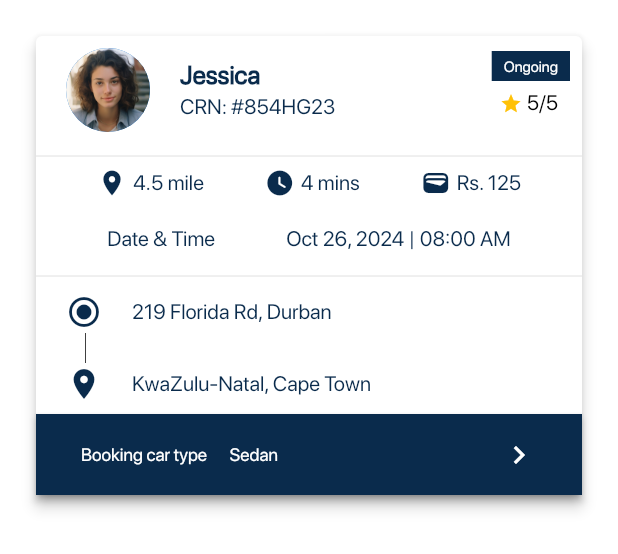
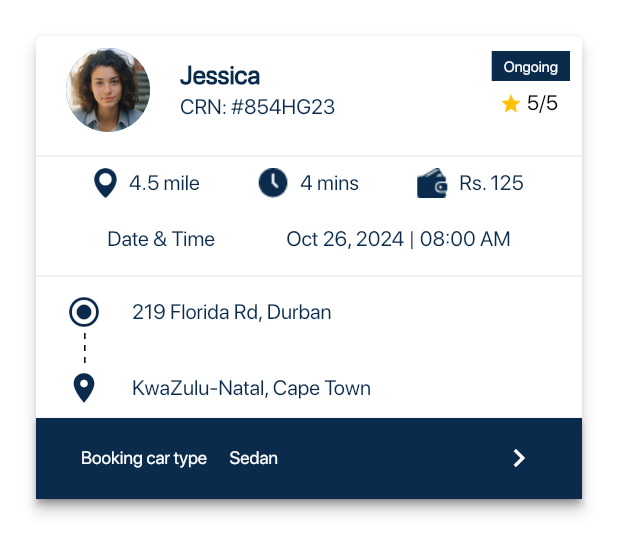
Before and after one commit to Rayarmohan/Taxi-Passinger-App, a Flutter app: the BookingCard widget shown alone on an empty page, opened directly, on a phone screen of 412 x 824 dp. Shown: the top 554 px of the screen. Run offline on Flutter 3.47's test engine with Material 3 defaults, Android fonts, the phone set to English and light mode, and no system bars; drawn by our look-alikes of dotted_line; our stand-ins replace dotted_border, flutter_rating_bar, flutter_screenutil, flutter_svg, get.

Commit message:
bugs fixed

```diff
--- a/lib/features/booking_pages/pre_booking.dart
+++ b/lib/features/booking_pages/pre_booking.dart
@@ -78,9 +78,9 @@ class Prebooking extends StatelessWidget {
                   const Row(
                     mainAxisAlignment: MainAxisAlignment.spaceEvenly,
                     children: [
-                      IconText(icon: Icons.location_on, text: '4.5 mile'),
-                      IconText(icon: Icons.watch_later_rounded, text: '4 mins'),
-                      IconText(icon: Icons.wallet, text: 'Rs. 125'),
+                      IconText(imagePath: 'assets/images/location_icon.png', text: '4.5 mile',height: 20,width: 15,),
+                      IconText(imagePath: 'assets/images/walletnew.png', text: '4 mins',height: 20,width: 20,),
+                      IconText(imagePath: 'assets/images/time.png', text: 'Rs. 125',height: 20,width: 20,),
                     ],
                   ),
                   const SizedBox(height: 19.0),
--- a/lib/widgets/booking_card.dart
+++ b/lib/widgets/booking_card.dart
@@ -1,6 +1,9 @@
 // ignore_for_file: sort_child_properties_last
 
+import 'package:dotted_line/dotted_line.dart';
 import 'package:flutter/material.dart';
+import 'package:flutter_screenutil/flutter_screenutil.dart';
+import 'package:taxi_passenger_app/widgets/custom_images.dart';
 import '../../../utils/color/app_colors.dart';
 
 class BookingCard extends StatelessWidget {
@@ -13,7 +16,7 @@ class BookingCard extends StatelessWidget {
   @override
   Widget build(BuildContext context) {
     return Container(
-      padding: EdgeInsets.all(20.0),
+      padding: const EdgeInsets.all(20.0),
       child: Card(
           elevation: 4,
           child: Stack(
@@ -41,9 +44,9 @@ class BookingCard extends StatelessWidget {
                           fontWeight: FontWeight.w400,
                           color: AppColors.primeryColor),
                     ),
-                    trailing: Padding(
-                      padding: const EdgeInsets.only(top: 18.0),
-                      child: const Row(
+                    trailing: const Padding(
+                      padding: EdgeInsets.only(top: 18.0),
+                      child: Row(
                         mainAxisSize: MainAxisSize.min,
                         children: [
                           Icon(Icons.star, color: Colors.amber, size: 15),
@@ -56,9 +59,9 @@ class BookingCard extends StatelessWidget {
                   const Row(
                     mainAxisAlignment: MainAxisAlignment.spaceEvenly,
                     children: [
-                      IconText(icon: Icons.location_on, text: '4.5 mile'),
-                      IconText(icon: Icons.watch_later_rounded, text: '4 mins'),
-                      IconText(icon: Icons.wallet, text: 'Rs. 125'),
+                      IconText(imagePath: 'assets/images/location_icon.png', text: '4.5 mile',height: 20,width: 15,),
+                      IconText(imagePath: 'assets/images/time.png', text: '4 mins',height: 20,width: 20,),
+                      IconText(imagePath: 'assets/images/walletnew.png', text: 'Rs. 125',height: 20,width: 20,),
                     ],
                   ),
                   const SizedBox(height: 19.0),
@@ -89,10 +92,10 @@ class BookingCard extends StatelessWidget {
                     children: [
                       Row(
                         children: [
-                          SizedBox(width: 20.0),
-                          Icon(Icons.radio_button_checked_rounded,
+                          const SizedBox(width: 20.0),
+                          const Icon(Icons.radio_button_checked_rounded,
                               color: AppColors.primeryColor),
-                          SizedBox(width: 20),
+                          const SizedBox(width: 20),
                           Text(
                             '219 Florida Rd, Durban',
                             style: Theme.of(context)
@@ -105,26 +108,34 @@ class BookingCard extends StatelessWidget {
                           ),
                         ],
                       ),
-                      SizedBox(height: 2.0),
-                      Row(
+                      const SizedBox(height: 2.0),
+                       Row(
                         mainAxisAlignment: MainAxisAlignment.start,
                         children: [
-                          SizedBox(width: 25.0),
-                          SizedBox(
-                              height: 20,
-                              child: VerticalDivider(
-                                thickness: 0.5,
-                                color: Colors.black,
-                              )),
+                          SizedBox(width: 28.w),
+                           SizedBox(
+                            height: 22.h,
+                            child:const DottedLine(
+                              direction: Axis.vertical,
+                              lineLength: double.infinity,
+                              lineThickness: 1,
+                              dashLength: 4.0,
+                              dashColor: Colors.black,
+                              dashRadius: 0.0,
+                              dashGapLength: 4.0,
+                              dashGapColor: Colors.transparent,
+                              dashGapRadius: 0.0,
+                            ),
+                          ),
                         ],
                       ),
-                      SizedBox(height: 2.0),
+                      const SizedBox(height: 2.0),
                       Row(
                         children: [
-                          SizedBox(width: 20.0),
-                          Icon(Icons.location_on,
+                          const SizedBox(width: 20.0),
+                          const Icon(Icons.location_on,
                               color: AppColors.primeryColor),
-                          SizedBox(width: 20.0),
+                          const SizedBox(width: 20.0),
                           Text(
                             'KwaZulu-Natal, Cape Town',
                             style: Theme.of(context)
@@ -155,7 +166,7 @@ class BookingCard extends StatelessWidget {
                                   color:
                                       const Color.fromRGBO(255, 255, 255, 1)),
                         ),
-                        SizedBox(
+                        const SizedBox(
                           width: 15,
                         ),
                         Text(
@@ -168,8 +179,8 @@ class BookingCard extends StatelessWidget {
                                   fontWeight: FontWeight.w500,
                                   color: AppColors.white),
                         ),
-                        Spacer(),
-                        Icon(Icons.chevron_right),
+                        const Spacer(),
+                        const Icon(Icons.chevron_right),
                       ],
                     ),
                     style: ElevatedButton.styleFrom(
@@ -184,8 +195,8 @@ class BookingCard extends StatelessWidget {
                 top: 10,
                 right: 8,
                 child: Container(
-                  padding: EdgeInsets.symmetric(horizontal: 8, vertical: 4),
-                  decoration: BoxDecoration(
+                  padding: const EdgeInsets.symmetric(horizontal: 8, vertical: 4),
+                  decoration: const BoxDecoration(
                     color: AppColors.primeryColor,
                     shape: BoxShape.rectangle,
                   ),
@@ -205,21 +216,30 @@ class BookingCard extends StatelessWidget {
 }
 
 class IconText extends StatelessWidget {
-  final IconData icon;
+  final String imagePath;
   final String text;
+  final double width;
+  final double height;
+
 
   const IconText({
     Key? key,
-    required this.icon,
+    required this.imagePath,
     required this.text,
+    required this.width,
+    required this.height,
   }) : super(key: key);
 
   @override
   Widget build(BuildContext context) {
     return Row(
       children: [
-        Icon(icon, size: 20.0, color: AppColors.primeryColor),
-        SizedBox(width: 4.0),
+        CustomPngImage(
+          imageName: imagePath,
+          height: height,
+          width: width,
+        ),
+        const SizedBox(width: 8.0),
         Text(
           text,
           style: Theme.of(context).textTheme.bodyMedium!.copyWith(
--- a/pubspec.yaml
+++ b/pubspec.yaml
@@ -40,6 +40,7 @@ dependencies:
   flutter_svg: ^2.0.10+1
   dotted_border: ^2.1.0
   flutter_rating_bar: ^4.0.1
+  dotted_line: ^3.2.2
 
 dev_dependencies:
   flutter_test:
```
Also changed, not shown: lib/features/notification/notification_container.dart (+21 -11 lines), lib/features/notification/notification_screen.dart (+15 -6 lines), lib/main.dart (+5 -2 lines), assets/images/time.png (added), assets/images/timer.png (added), pubspec.lock.
